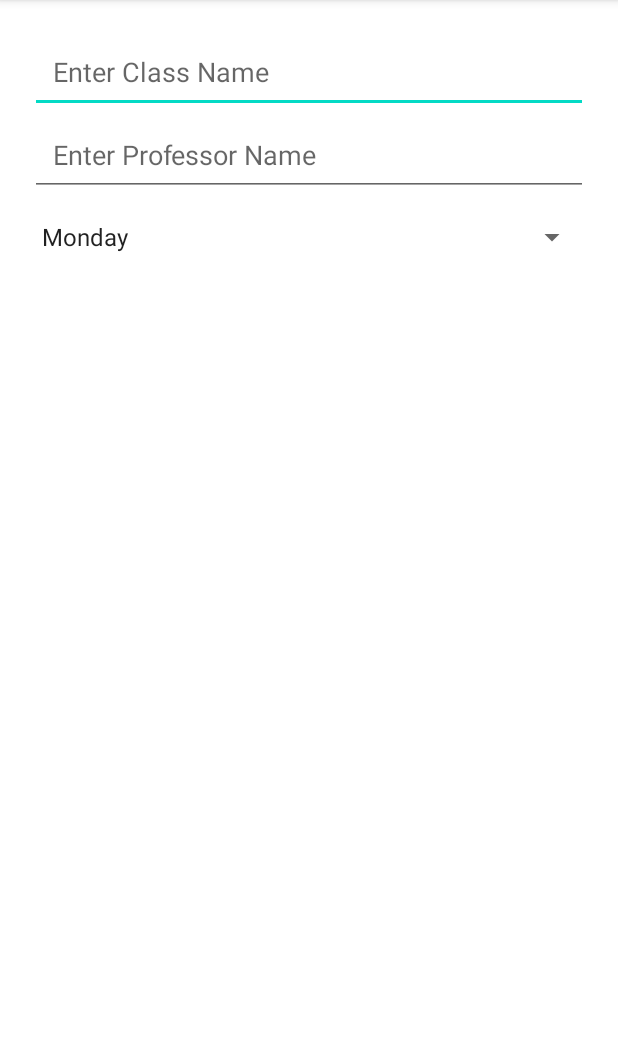
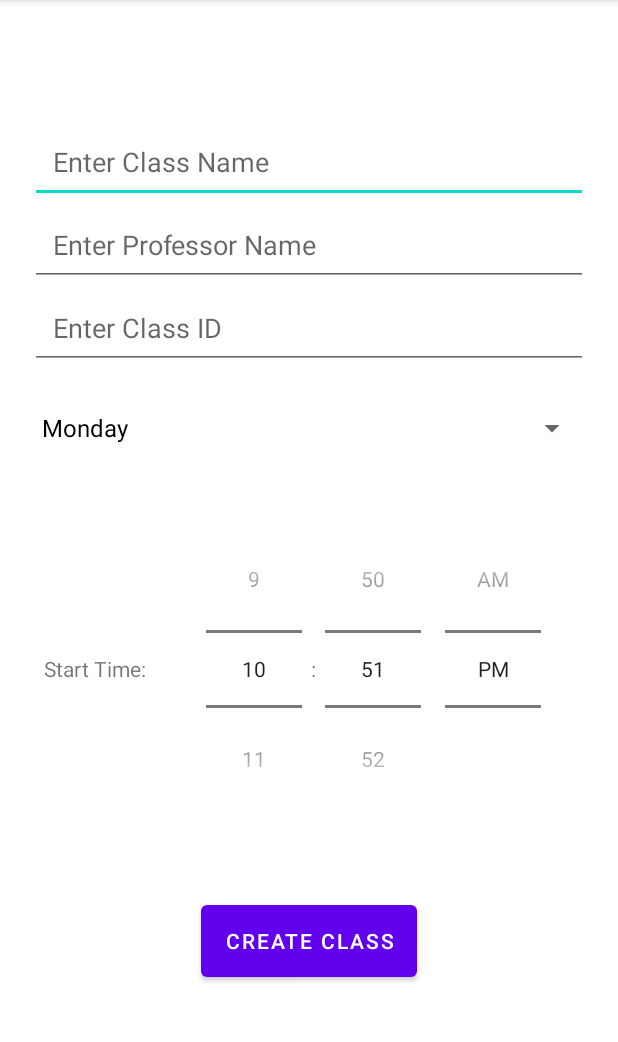
Before and after one commit to rajasaidevaraju/college, an Android app: the screen it shows after launch (AddActivity), after a tap on "Create new schedule", on a phone screen of 412 x 824 dp, the part 84-1126 px from its top. Run offline under Robolectric (Android 15) with nearby library versions, the phone set to English and light mode, and no system bars.

Commit message:
add and store class data

```diff
--- a/app/src/main/java/com/example/college/AddActivity.kt
+++ b/app/src/main/java/com/example/college/AddActivity.kt
@@ -1,43 +1,70 @@
 package com.example.college
 
-import androidx.appcompat.app.AppCompatActivity
+import android.content.Intent
 import android.os.Bundle
+import android.text.TextUtils
 import android.util.Log
 import android.view.View
-import android.widget.AdapterView
-import android.widget.ArrayAdapter
-import android.widget.Spinner
+import android.widget.*
+import androidx.appcompat.app.AppCompatActivity
+import com.example.college.data.ClassData
+import com.example.college.data.Days
+import com.google.gson.Gson
+
+
+
+
 
 class AddActivity : AppCompatActivity() {
-
-    lateinit var spinner: Spinner
-    lateinit var day : String
 
     override fun onCreate(savedInstanceState: Bundle?) {
         super.onCreate(savedInstanceState)
         setContentView(R.layout.activity_add)
-        spinner =findViewById(R.id.daySpinner)
-        // Create an ArrayAdapter using the string array and a default spinner layout
-        var adapter= ArrayAdapter.createFromResource(
+        var daySpinner=findViewById<Spinner>(R.id.daySpinner);
+        val adapter: ArrayAdapter<Days> = ArrayAdapter<Days>(
             this,
-            R.array.daysArray,
-            android.R.layout.simple_spinner_item
-        );
-        adapter.setDropDownViewResource(android.R.layout.simple_spinner_dropdown_item);
-        spinner.adapter=adapter;
-
-    spinner.onItemSelectedListener= object:AdapterView.OnItemSelectedListener{
-        override fun onItemSelected(parent: AdapterView<*>?, view: View?, position: Int, id: Long) {
-            day= adapter.getItem(position).toString()
-            Log.d("spinner",day);
-        }
-
-        override fun onNothingSelected(parent: AdapterView<*>?) {
-            TODO("Not yet implemented")
-        }
+            android.R.layout.simple_spinner_dropdown_item,
+            Days.getDays()
+        )
+        daySpinner.setAdapter(adapter)
 
     }
 
+    private fun inputCheck(className:String, professorName:String, classId:String):Boolean{
 
+        if(TextUtils.isEmpty(className)){
+            Toast.makeText(getApplicationContext(),
+                "Class Name cannot be Empty!",
+                Toast.LENGTH_LONG).show();
+            return false
+        }
+        return true
+    }
+
+    public fun addClass(view:View){
+        var className= findViewById<EditText>(R.id.classNameInput).text.toString()
+        var professorName= findViewById<EditText>(R.id.professorNameInput).text.toString()
+        var classId= findViewById<EditText>(R.id.classIdInput).text.toString()
+        var day=findViewById<Spinner>(R.id.daySpinner).selectedItem
+        var hour=findViewById<TimePicker>(R.id.startTime).hour
+        var minute=findViewById<TimePicker>(R.id.startTime).minute
+        var validInput=inputCheck(className, professorName, classId)
+        var dayVal=0
+        if(day is Days){
+            dayVal=day.getId()
+        }
+        if(validInput){
+            val gson = Gson()
+            var classData=ClassData(classId,professorName,className,dayVal,hour,minute)
+            var json=gson.toJson(classData)
+            val mPrefs = getSharedPreferences("classData",MODE_PRIVATE)
+            with (mPrefs.edit()) {
+                putString(classId,json)
+                apply()
+                val intent = Intent(this@AddActivity, MainActivity::class.java)
+                startActivity(intent)
+            }
+
+        }
     }
 }
--- a/app/src/main/java/com/example/college/MainActivity.kt
+++ b/app/src/main/java/com/example/college/MainActivity.kt
@@ -1,17 +1,52 @@
 package com.example.college
 
+import android.content.Intent
+import android.os.Bundle
+import android.util.Log
+import android.view.View
 import androidx.appcompat.app.AppCompatActivity
-import android.os.Bundle
-import android.view.View
-import android.content.Intent
-import android.widget.ArrayAdapter
-import android.widget.Spinner
+import androidx.recyclerview.widget.LinearLayoutManager
+import androidx.recyclerview.widget.RecyclerView
+import com.example.college.data.ClassData
+import com.google.gson.Gson
 
 
 class MainActivity : AppCompatActivity() {
+
+    private val gson:Gson=Gson()
     override fun onCreate(savedInstanceState: Bundle?) {
         super.onCreate(savedInstanceState)
         setContentView(R.layout.activity_main)
+        // getting the recyclerview by its id
+        val recyclerview = findViewById<RecyclerView>(R.id.classDataList)
+
+        // this creates a vertical layout Manager
+        recyclerview.layoutManager = LinearLayoutManager(this)
+
+        // ArrayList of class ClassData
+        val data = getAllClasses()
+        Log.d("prefinput",data.toString())
+        // This will pass the ArrayList to our Adapter
+        val adapter = RecyclerAdapter(data)
+
+        // Setting the Adapter with the recyclerview
+        recyclerview.adapter = adapter
+    }
+
+    private fun getAllClasses():List<ClassData>{
+        val mPrefs = getSharedPreferences("classData",MODE_PRIVATE)
+        //val classListData= HashMap<String,ClassData>()
+        val classListData= ArrayList<ClassData>()
+        for((key,value) in  mPrefs.all){
+            if(value is String){
+            classListData.add(jSONtoObj((value)))
+            }
+        }
+        return classListData
+    }
+
+    private fun jSONtoObj(value:String):ClassData{
+        return gson.fromJson(value,ClassData::class.java)
 
     }
 
@@ -19,4 +54,7 @@ class MainActivity : AppCompatActivity() {
         val intent = Intent(this, AddActivity::class.java)
         startActivity(intent)
     }
+    override fun onBackPressed() {
+        moveTaskToBack(true)
+    }
 }
--- /dev/null
+++ b/app/src/main/java/com/example/college/RecyclerAdapter.kt
@@ -0,0 +1,40 @@
+package com.example.college
+
+import android.view.LayoutInflater
+import android.view.View
+import android.view.ViewGroup
+import android.widget.TextView
+import androidx.recyclerview.widget.RecyclerView
+import com.example.college.data.ClassData
+
+class RecyclerAdapter(private val mList: List<ClassData>) : RecyclerView.Adapter<RecyclerAdapter.ViewHolder>() {
+
+    // create new views
+    override fun onCreateViewHolder(parent: ViewGroup, viewType: Int): ViewHolder {
+        // inflates the card_view_design view
+        // that is used to hold list item
+        val view = LayoutInflater.from(parent.context)
+            .inflate(R.layout.class_card, parent, false)
+
+        return ViewHolder(view)
+    }
+
+    // binds the list items to a view
+    override fun onBindViewHolder(holder: ViewHolder, position: Int) {
+
+        val ClassData = mList[position]
+        // sets the text to the textview from our itemHolder class
+        holder.textView.text = ClassData.className
+
+    }
+
+    // return the number of the items in the list
+    override fun getItemCount(): Int {
+        return mList.size
+    }
+
+    // Holds the views for adding it to image and text
+    class ViewHolder(ItemView: View) : RecyclerView.ViewHolder(ItemView) {
+        val textView: TextView = itemView.findViewById(R.id.classNameText)
+    }
+}
--- /dev/null
+++ b/app/src/main/java/com/example/college/data/Days.kt
@@ -0,0 +1,74 @@
+package com.example.college.data
+
+class Days constructor(id: Int,name: String){
+    private var id: Int = 0
+    private var name: String = "Monday"
+
+
+    init {
+        setId(id)
+        setName(name)
+    }
+
+
+    fun getId(): Int {
+        return id
+    }
+
+    fun setId(id: Int) {
+        this.id = id
+    }
+
+    fun getName(): String {
+        return name
+    }
+
+    fun setName(name: String) {
+        this.name = name
+    }
+
+
+    //to display object as a string in spinner
+    override fun toString(): String {
+        return name
+    }
+
+    override fun equals(obj: Any?): Boolean {
+        if (obj is Days) {
+            val c: Days = obj as Days
+            if (c.getName() == name && c.getId() === id) return true
+        }
+        return false
+    }
+    companion object{
+        fun getDays():MutableList<Days>{
+            val daysList: MutableList<Days> = ArrayList()
+            daysList.add(Days(0,"Monday"))
+            daysList.add(Days(1,"Tuesday"))
+            daysList.add(Days(2,"Wednesday"))
+            daysList.add(Days(3,"Thursday"))
+            daysList.add(Days(4,"Friday"))
+            daysList.add(Days(5,"Saturday"))
+            daysList.add(Days(6,"Sunday"))
+
+            return daysList;
+        }
+        fun getDayForID(id:Int):String{
+            var returnVal="Monday"
+            when(id){
+                0->returnVal="Monday"
+                1->returnVal="Tuesday"
+                2->returnVal="Wednesday"
+                3->returnVal="Thursday"
+                4->returnVal="Friday"
+                5->returnVal="Saturday"
+                6->returnVal="Sunday"
+            }
+            return returnVal
+        }
+    }
+}
+
+class DaysList{
+
+}
--- a/app/src/main/res/layout/activity_add.xml
+++ b/app/src/main/res/layout/activity_add.xml
@@ -4,7 +4,7 @@
     android:layout_width="match_parent"
     android:layout_height="match_parent"
     tools:context=".AddActivity"
-
+    android:gravity="center"
     android:layout_margin="20dp"
     android:orientation="vertical">
 
@@ -18,7 +18,8 @@
             android:inputType="textPersonName"
             android:minHeight="48dp"
             android:padding="15dp"
-            tools:ignore="TextContrastCheck" />
+            tools:ignore="TextContrastCheck"
+            />
 
         <EditText
             android:id="@+id/professorNameInput"
@@ -31,6 +32,17 @@
             android:minHeight="48dp"
             android:padding="15dp"
             tools:ignore="TextContrastCheck" />
+        <EditText
+            android:id="@+id/classIdInput"
+            android:layout_width="match_parent"
+            android:layout_height="wrap_content"
+            android:autofillHints="@string/classIdInputLabel"
+            android:ems="10"
+            android:hint="@string/classIdInputLabel"
+            android:inputType="textPersonName"
+            android:minHeight="48dp"
+            android:padding="15dp"
+            tools:ignore="TextContrastCheck" />
 
         <Spinner
             android:id="@+id/daySpinner"
@@ -38,7 +50,35 @@
             android:layout_height="wrap_content"
             android:contentDescription="@string/daysSpinnerLabel"
             tools:ignore="TouchTargetSizeCheck"
-            android:layout_marginTop="15dp"
+            android:paddingTop="15dp"
+            android:paddingBottom="15dp"/>
 
-            android:layout_marginBottom="15dp"/>
+        <LinearLayout
+            android:layout_width="match_parent"
+            android:layout_height="wrap_content"
+            android:orientation="horizontal">
+                <TextView
+                    android:id="@+id/startTimeLabel"
+                    android:layout_width="wrap_content"
+                    android:layout_height="match_parent"
+                    android:gravity="center"
+                    android:layout_weight="1"
+                    android:text="Start Time:" />
+
+                <TimePicker
+                    android:id="@+id/startTime"
+                    android:layout_width="wrap_content"
+                    android:layout_height="wrap_content"
+                    android:padding="15dp"
+                    android:timePickerMode="spinner" />
+        </LinearLayout>
+
+        <Button
+            android:id="@+id/addClassButton"
+            android:layout_width="wrap_content"
+            android:layout_height="60dp"
+            android:layout_marginVertical="30dp"
+            android:onClick="addClass"
+            android:text="@string/addClassButtonLabel" />
+
 </LinearLayout>
--- a/app/src/main/res/layout/activity_main.xml
+++ b/app/src/main/res/layout/activity_main.xml
@@ -4,8 +4,12 @@
     xmlns:tools="http://schemas.android.com/tools"
     android:layout_width="match_parent"
     android:layout_height="match_parent"
+    tools:context=".MainActivity">
 
-    tools:context=".MainActivity">
+    <androidx.recyclerview.widget.RecyclerView
+        android:id="@+id/classDataList"
+        android:layout_width="match_parent"
+        android:layout_height="match_parent" />
 
     <com.google.android.material.floatingactionbutton.FloatingActionButton
         android:id="@+id/addNewSchedule"
--- a/app/src/main/res/values/strings.xml
+++ b/app/src/main/res/values/strings.xml
@@ -3,14 +3,7 @@
     <string name="add">Create new schedule</string>
     <string name="classNameInputLabel">Enter Class Name</string>
     <string name="professorNameInputLabel">Enter Professor Name</string>
+    <string name="classIdInputLabel">Enter Class ID</string>
     <string name="daysSpinnerLabel">Select day of week</string>
-    <string-array name="daysArray">
-        <item>Monday</item>
-        <item>Tuesday</item>
-        <item>Wednesday</item>
-        <item>Thursday</item>
-        <item>Friday</item>
-        <item>Saturday</item>
-        <item>Sunday</item>
-    </string-array>
+    <string name="addClassButtonLabel">Create Class</string>
 </resources>
```
Also changed, not shown: app/build.gradle (+10 -0 lines), app/src/main/java/com/example/college/data/ClassData.kt (added, +11 -0 lines), app/src/main/res/layout/class_card.xml (added, +38 -0 lines).
